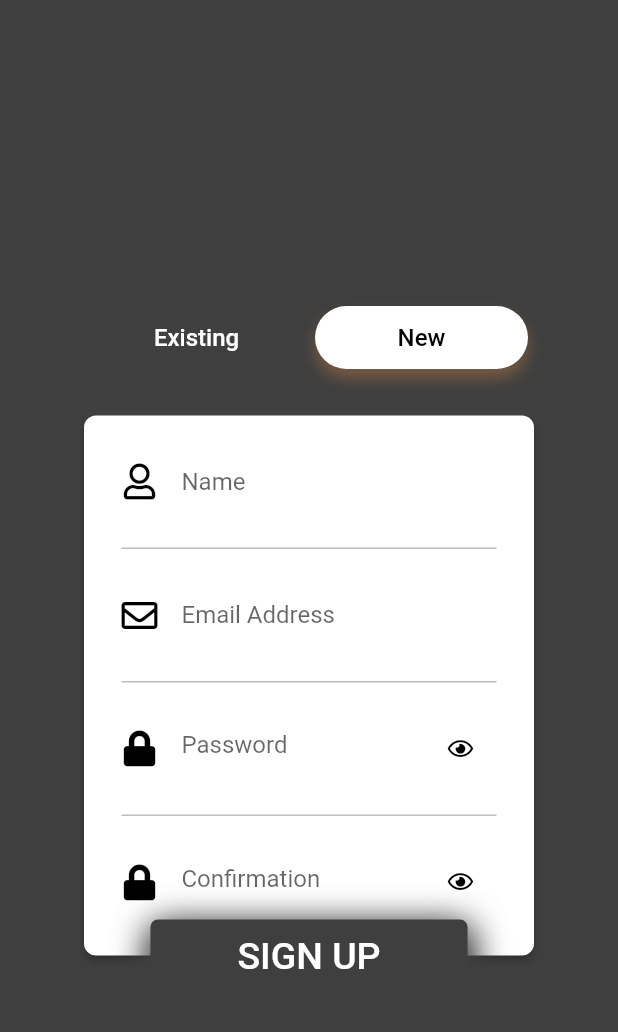
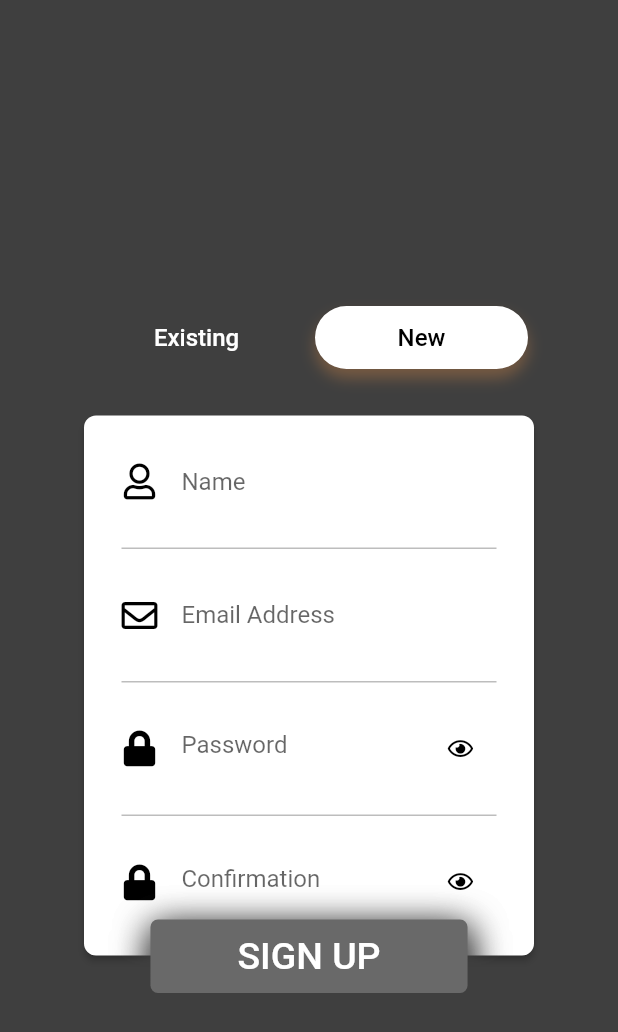
Before and after one commit to saakshidixit2305/smartwashroom, a Flutter app: the LoginPage screen opened by its route, swiped to page 2, on a phone screen of 412 x 824 dp. Shown: the top 1032 px of the screen. Run offline on Flutter 3.47's test engine with Material 2 defaults, Android fonts, the light colour scheme and no system bars; our stand-ins replace font_awesome_flutter, intro_slider; Roboto replaces fonts that are missing (WorkSansBold, WorkSansSemiBold); project files that could hold a hidden picture were left out.

Commit message:
colors and dialog box fixed

```diff
--- a/smart/lib/src/ui/pages/login.dart
+++ b/smart/lib/src/ui/pages/login.dart
@@ -513,8 +513,8 @@ class _LoginPageState extends State<LoginPage>
                   ],
                   gradient: new LinearGradient(
                       colors: [
-                        Theme.Colors.loginGradientEnd,
-                        Theme.Colors.loginGradientStart
+                        Color.fromRGBO(105,105,105,1.0),
+                        Color.fromRGBO(105,105,105,1.0),
                       ],
                       begin: const FractionalOffset(0.2, 0.2),
                       end: const FractionalOffset(1.0, 1.0),
```
Also changed, not shown: smart/lib/src/ui/pages/homepage.dart (+9 -9 lines), smart/pubspec.lock.
